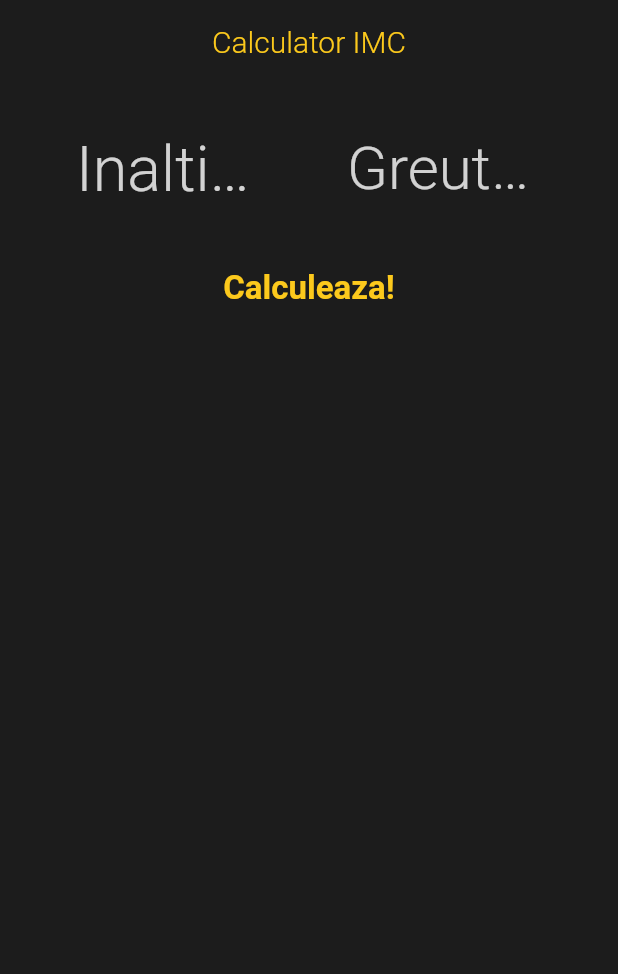
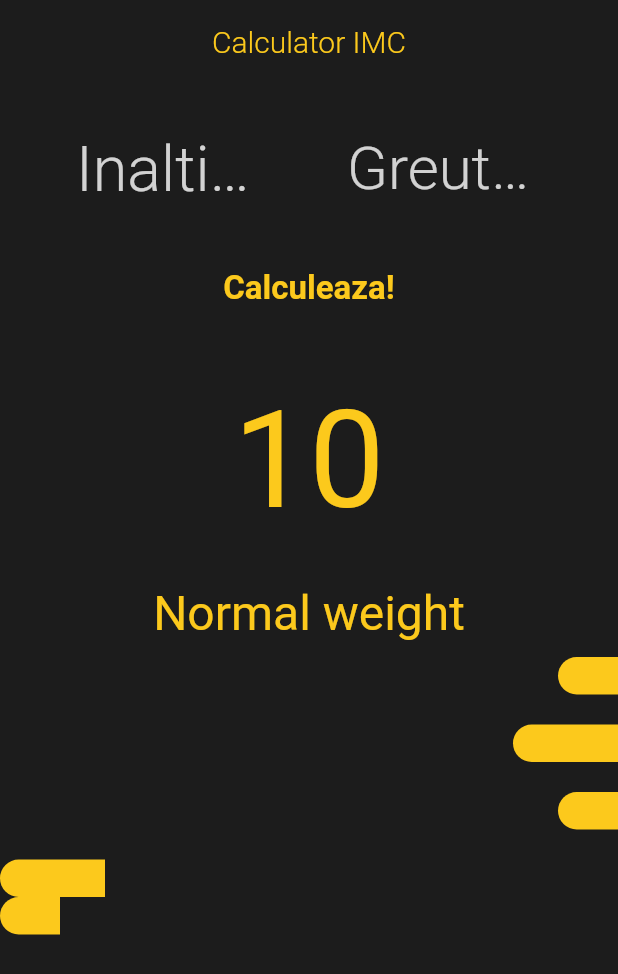
Before and after one commit to AmaliaJulia/AmaliaJulia-Flutter-BMI-Calculator, a Flutter app: the screen it shows after launch, on a phone screen of 412 x 824 dp. Shown: the top 974 px of the screen. Run offline on Flutter 3.47's test engine with Material 2 defaults, Android fonts, the phone set to English and light mode, and no system bars.

Commit message:
added bars

```diff
--- a/lib/screens/home.dart
+++ b/lib/screens/home.dart
@@ -83,6 +83,54 @@ class _HomeScreenState extends State<HomeScreen> {
                       color: HexColor('#FCC91C')),
                 ),
               ),
+              SizedBox(
+                height: 50,
+              ),
+              Container(
+                child: Text(
+                  "10",
+                  style: TextStyle(fontSize: 90, color: HexColor('#FCC91C')),
+                ),
+              ),
+              SizedBox(
+                height: 30,
+              ),
+              Container(
+                child: Text(
+                  "Normal weight",
+                  style: TextStyle(
+                      fontSize: 32,
+                      fontWeight: FontWeight.w400,
+                      color: HexColor('#FCC91C')),
+                ),
+              ),
+              SizedBox(
+                height: 10,
+              ),
+              LeftBar(
+                barWidth: 40,
+              ),
+              SizedBox(
+                height: 20,
+              ),
+              LeftBar(
+                barWidth: 70,
+              ),
+              SizedBox(
+                height: 20,
+              ),
+              LeftBar(
+                barWidth: 40,
+              ),
+              SizedBox(
+                height: 20,
+              ),
+              RightBar(
+                barWidth: 70,
+              ),
+              RightBar(
+                barWidth: 40,
+              ),
             ],
           ),
         ));
```
